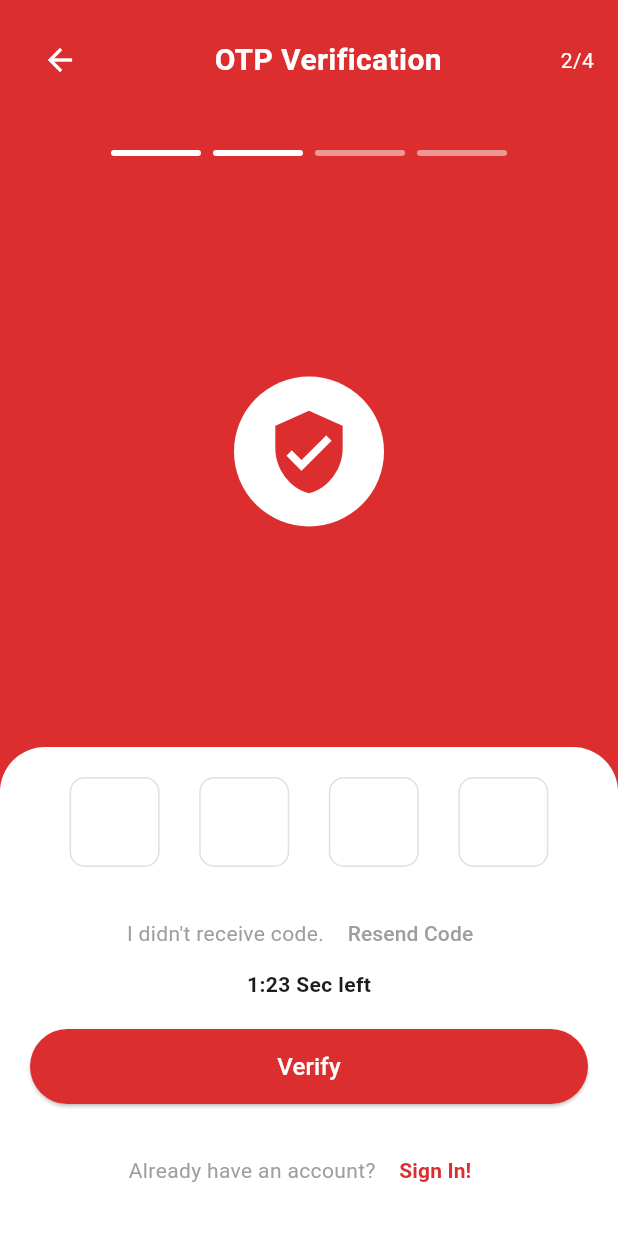
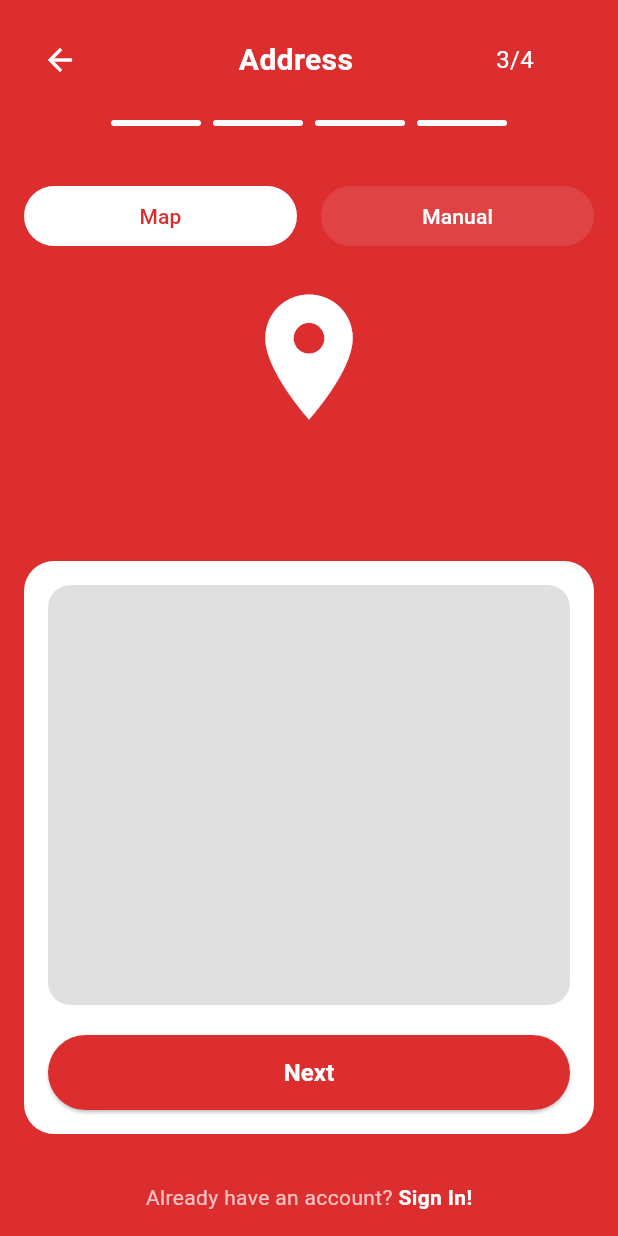
Before and after one commit to elmahdi004/blood_donation_app, a Flutter app: the screen it shows after launch, on a phone screen of 412 x 824 dp. Run offline on Flutter 3.47's test engine with Material 3 defaults, Android fonts, the phone set to English and light mode, and no system bars; our stand-ins replace flutter_svg.

Commit message:
add address page with maual option and map option

```diff
--- a/lib/main.dart
+++ b/lib/main.dart
@@ -1,4 +1,7 @@
+import 'package:blood_donation_app/pages/auth/signup/address.dart';
+import 'package:blood_donation_app/pages/auth/signup/details.dart';
 import 'package:blood_donation_app/pages/auth/signup/otp.dart';
+import 'package:blood_donation_app/pages/home/home_page.dart';
 import 'package:flutter/material.dart';
 
 void main() {
@@ -18,6 +21,6 @@ class MyApp extends StatelessWidget {
           colorScheme: ColorScheme.fromSeed(seedColor: Colors.deepPurple),
           useMaterial3: true,
         ),
-        home: const OtpVerificationPage());
+        home: const AddressPage());
   }
 }
--- a/lib/pages/auth/signup/address.dart
+++ b/lib/pages/auth/signup/address.dart
@@ -0,0 +1,315 @@
+import 'package:flutter/material.dart';
+
+class AddressPage extends StatefulWidget {
+  const AddressPage({super.key});
+
+  @override
+  State<AddressPage> createState() => _AddressPageState();
+}
+
+class _AddressPageState extends State<AddressPage> {
+  bool _showMap = true; // Toggle between map and manual input
+
+  @override
+  Widget build(BuildContext context) {
+    return Scaffold(
+      body: SafeArea(
+        child: Column(
+          children: [
+            // App Bar with Back Button and Title
+            Container(
+              padding: const EdgeInsets.all(16),
+              color: const Color(0xFFDC2E2E),
+              child: Column(
+                children: [
+                  Row(
+                    children: [
+                      IconButton(
+                        icon: const Icon(Icons.arrow_back, color: Colors.white),
+                        onPressed: () => Navigator.pop(context),
+                      ),
+                      const Expanded(
+                        child: Text(
+                          'Address',
+                          style: TextStyle(
+                            color: Colors.white,
+                            fontSize: 20,
+                            fontWeight: FontWeight.bold,
+                          ),
+                          textAlign: TextAlign.center,
+                        ),
+                      ),
+                      const Text(
+                        '3/4',
+                        style: TextStyle(
+                          color: Colors.white,
+                          fontSize: 16,
+                        ),
+                      ),
+                      const SizedBox(width: 40), // To balance the back button
+                    ],
+                  ),
+                  const SizedBox(height: 16),
+                  // Progress Bar
+                  Row(
+                    mainAxisAlignment: MainAxisAlignment.center,
+                    children: List.generate(
+                      4,
+                      (index) => Container(
+                        width: 60,
+                        height: 4,
+                        margin: const EdgeInsets.symmetric(horizontal: 4),
+                        decoration: BoxDecoration(
+                          color: Colors.white,
+                          borderRadius: BorderRadius.circular(2),
+                        ),
+                      ),
+                    ),
+                  ),
+                ],
+              ),
+            ),
+            Expanded(
+              child: Container(
+                color: const Color(0xFFDC2E2E),
+                child: Column(
+                  children: [
+                    const SizedBox(height: 20),
+                    // Toggle Buttons
+                    Padding(
+                      padding: const EdgeInsets.symmetric(horizontal: 16),
+                      child: Row(
+                        children: [
+                          Expanded(
+                            child: ElevatedButton(
+                              onPressed: () {
+                                setState(() {
+                                  _showMap = true;
+                                });
+                              },
+                              style: ElevatedButton.styleFrom(
+                                backgroundColor: _showMap
+                                    ? Colors.white
+                                    : Colors.white.withOpacity(0.1),
+                                foregroundColor: _showMap
+                                    ? const Color(0xFFDC2E2E)
+                                    : Colors.white,
+                                elevation: 0,
+                                shape: RoundedRectangleBorder(
+                                  borderRadius: BorderRadius.circular(25),
+                                ),
+                              ),
+                              child: const Text('Map'),
+                            ),
+                          ),
+                          const SizedBox(width: 16),
+                          Expanded(
+                            child: ElevatedButton(
+                              onPressed: () {
+                                setState(() {
+                                  _showMap = false;
+                                });
+                              },
+                              style: ElevatedButton.styleFrom(
+                                backgroundColor: !_showMap
+                                    ? Colors.white
+                                    : Colors.white.withOpacity(0.1),
+                                foregroundColor: !_showMap
+                                    ? const Color(0xFFDC2E2E)
+                                    : Colors.white,
+                                elevation: 0,
+                                shape: RoundedRectangleBorder(
+                                  borderRadius: BorderRadius.circular(25),
+                                ),
+                              ),
+                              child: const Text('Manual'),
+                            ),
+                          ),
+                        ],
+                      ),
+                    ),
+                    const SizedBox(height: 20),
+                    if (_showMap) ...[
+                      // Map View
+                      const Icon(
+                        Icons.location_on,
+                        size: 100,
+                        color: Colors.white,
+                      ),
+                      const Spacer(),
+                      Container(
+                        margin: const EdgeInsets.all(16),
+                        padding: const EdgeInsets.all(16),
+                        decoration: BoxDecoration(
+                          color: Colors.white,
+                          borderRadius: BorderRadius.circular(20),
+                        ),
+                        child: Column(
+                          children: [
+                            Container(
+                              height: 280,
+                              width: double.infinity,
+                              decoration: BoxDecoration(
+                                color: Colors.grey[300],
+                                borderRadius: BorderRadius.circular(15),
+                              ),
+                            ),
+                            const SizedBox(height: 20),
+                            SizedBox(
+                              width: double.infinity,
+                              height: 50,
+                              child: ElevatedButton(
+                                onPressed: () {
+                                  // Add navigation to next page
+                                },
+                                style: ElevatedButton.styleFrom(
+                                  backgroundColor: const Color(0xFFDC2E2E),
+                                  shape: RoundedRectangleBorder(
+                                    borderRadius: BorderRadius.circular(25),
+                                  ),
+                                ),
+                                child: const Text(
+                                  'Next',
+                                  style: TextStyle(
+                                    color: Colors.white,
+                                    fontSize: 16,
+                                    fontWeight: FontWeight.bold,
+                                  ),
+                                ),
+                              ),
+                            ),
+                          ],
+                        ),
+                      ),
+                    ] else ...[
+                      // Manual Input View
+                      Expanded(
+                        child: Container(
+                          margin: const EdgeInsets.all(16),
+                          padding: const EdgeInsets.all(20),
+                          decoration: BoxDecoration(
+                            color: Colors.white,
+                            borderRadius: BorderRadius.circular(20),
+                          ),
+                          child: SingleChildScrollView(
+                            child: Column(
+                              children: [
+                                TextField(
+                                  decoration: InputDecoration(
+                                    prefixIcon: const Icon(Icons.location_city),
+                                    hintText: 'City',
+                                    border: OutlineInputBorder(
+                                      borderRadius: BorderRadius.circular(15),
+                                      borderSide: BorderSide.none,
+                                    ),
+                                    filled: true,
+                                    fillColor: const Color(0xFFF5F5F5),
+                                  ),
+                                ),
+                                const SizedBox(height: 20),
+                                TextField(
+                                  decoration: InputDecoration(
+                                    prefixIcon: const Icon(Icons.apartment),
+                                    hintText: 'Street',
+                                    border: OutlineInputBorder(
+                                      borderRadius: BorderRadius.circular(15),
+                                      borderSide: BorderSide.none,
+                                    ),
+                                    filled: true,
+                                    fillColor: const Color(0xFFF5F5F5),
+                                  ),
+                                ),
+                                const SizedBox(height: 20),
+                                TextField(
+                                  decoration: InputDecoration(
+                                    prefixIcon: const Icon(Icons.home),
+                                    hintText: 'Building/House Number',
+                                    border: OutlineInputBorder(
+                                      borderRadius: BorderRadius.circular(15),
+                                      borderSide: BorderSide.none,
+                                    ),
+                                    filled: true,
+                                    fillColor: const Color(0xFFF5F5F5),
+                                  ),
+                                ),
+                                const SizedBox(height: 20),
+                                TextField(
+                                  maxLines: 1,
+                                  decoration: InputDecoration(
+                                    prefixIcon: const Icon(Icons.description),
+                                    hintText: 'Additional Details (Optional)',
+                                    border: OutlineInputBorder(
+                                      borderRadius: BorderRadius.circular(15),
+                                      borderSide: BorderSide.none,
+                                    ),
+                                    filled: true,
+                                    fillColor: const Color(0xFFF5F5F5),
+                                  ),
+                                ),
+                                const SizedBox(height: 30),
+                                SizedBox(
+                                  width: double.infinity,
+                                  height: 50,
+                                  child: ElevatedButton(
+                                    onPressed: () {
+                                      // Add navigation to next page
+                                    },
+                                    style: ElevatedButton.styleFrom(
+                                      backgroundColor: const Color(0xFFDC2E2E),
+                                      shape: RoundedRectangleBorder(
+                                        borderRadius: BorderRadius.circular(25),
+                                      ),
+                                    ),
+                                    child: const Text(
+                                      'Next',
+                                      style: TextStyle(
+                                        color: Colors.white,
+                                        fontSize: 16,
+                                        fontWeight: FontWeight.bold,
+                                      ),
+                                    ),
+                                  ),
+                                ),
+                              ],
+                            ),
+                          ),
+                        ),
+                      ),
+                    ],
+                    // Sign In Text
+                    Padding(
+                      padding: const EdgeInsets.all(16),
+                      child: Row(
+                        mainAxisAlignment: MainAxisAlignment.center,
+                        children: [
+                          const Text(
+                            'Already have an account? ',
+                            style: TextStyle(
+                              color: Colors.white70,
+                            ),
+                          ),
+                          GestureDetector(
+                            onTap: () {
+                              // Add navigation to sign in page
+                            },
+                            child: const Text(
+                              'Sign In!',
+                              style: TextStyle(
+                                color: Colors.white,
+                                fontWeight: FontWeight.bold,
+                              ),
+                            ),
+                          ),
+                        ],
+                      ),
+                    ),
+                  ],
+                ),
+              ),
+            ),
+          ],
+        ),
+      ),
+    );
+  }
+}
```
Also changed, not shown: lib/pages/auth/signup/details.dart (+21 -0 lines), lib/pages/home/home_page.dart (added, +326 -0 lines).
